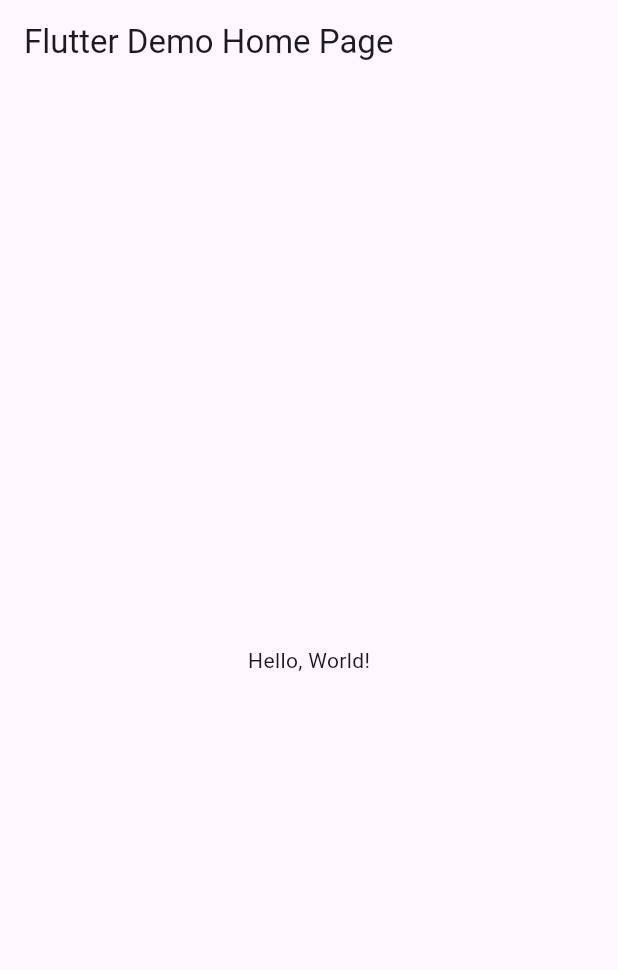
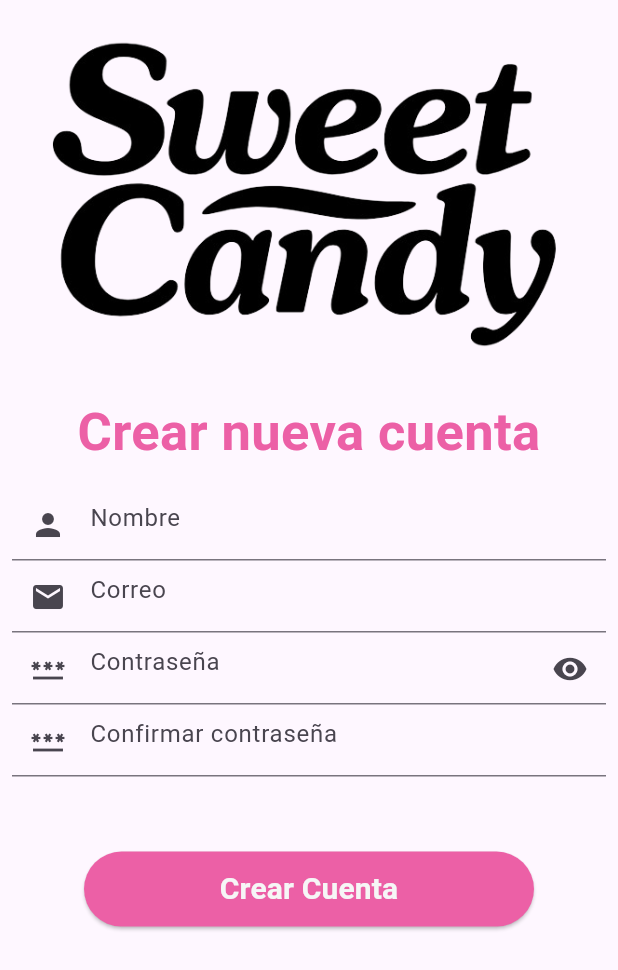
Before and after one commit to VegaTapiaGemaKarina/Act6-Dis0400, a Flutter app: the screen it shows after launch, on a phone screen of 412 x 824 dp. Shown: the top 970 px of the screen. Run offline on Flutter 3.47's test engine with Material 3 defaults, Android fonts, the phone set to English and light mode, and no system bars.

```diff
--- a/analysis_options.yaml
+++ b/analysis_options.yaml
@@ -23,6 +23,6 @@ linter:
   rules:
     # avoid_print: false  # Uncomment to disable the `avoid_print` rule
     # prefer_single_quotes: true  # Uncomment to enable the `prefer_single_quotes` rule
-
+    prefer_const_constructors: false
 # Additional information about this file can be found at
 # https://dart.dev/guides/language/analysis-options
--- a/lib/main.dart
+++ b/lib/main.dart
@@ -1,43 +1,18 @@
 import 'package:flutter/material.dart';
+import 'package:vega0400/pantalla0400/pantalla-registro0400.dart';
 
-void main() => runApp(MyApp());
+void main(List<String> args) {
+  runApp(MyApp0400());
+}
 
-class MyApp extends StatelessWidget {
-  const MyApp({super.key});
-  // This widget is the root of your application.
+class MyApp0400 extends StatelessWidget {
+  const MyApp0400({Key? key}) : super(key: key);
+
   @override
   Widget build(BuildContext context) {
     return MaterialApp(
-      // Application name
-      title: 'Flutter Hello World',
-      // Application theme data, you can set the colors for the application as
-      // you want
-      theme: ThemeData(
-        // useMaterial3: false,
-        primarySwatch: Colors.blue,
-      ),
-      // A widget which will be started on application startup
-      home: MyHomePage(title: 'Flutter Demo Home Page'),
+      debugShowCheckedModeBanner: false,
+      home: PantallaRegistro(),
     );
   }
 }
-
-class MyHomePage extends StatelessWidget {
-  final String title;
-  const MyHomePage({super.key, required this.title});
-
-  @override
-  Widget build(BuildContext context) {
-    return Scaffold(
-      appBar: AppBar(
-        // The title text which will be shown on the action bar
-        title: Text(title),
-      ),
-      body: Center(
-        child: Text(
-          'Hello, World!',
-        ),
-      ),
-    );
-  }
-}
--- /dev/null
+++ b/lib/pantalla0400/pantalla-registro0400.dart
@@ -0,0 +1,165 @@
+import 'package:flutter/material.dart';
+
+class PantallaRegistro extends StatefulWidget {
+  const PantallaRegistro({Key? key}) : super(key: key);
+
+  @override
+  State<PantallaRegistro> createState() => _PantallaRegistroState();
+}
+
+class _PantallaRegistroState extends State<PantallaRegistro> {
+  final GlobalKey<FormState> _formKey = GlobalKey();
+  final TextEditingController _nameController = TextEditingController();
+  final TextEditingController _correoController = TextEditingController();
+  final TextEditingController _contasenaController = TextEditingController();
+  final TextEditingController _confirmarcntrasenaController =
+      TextEditingController();
+  bool isVisibleObsecure = false;
+
+  void _submittedForm() {
+    if (_formKey.currentState!.validate()) {
+      ScaffoldMessenger.of(context).showSnackBar(SnackBar(
+        content: Text("Cuenta creada"),
+      ));
+    }
+  }
+
+  String? validateNombre(String? value) {
+    if (value!.isEmpty) {
+      return "Ingresa Nombre";
+    } else if (RegExp(r"^[a-z A-Z]+$").hasMatch(value)) {
+      return "Por favor ingresa un nombre valido con numero y caracteres especiales";
+    }
+    return null;
+  }
+
+  String? validateCorreo(String? value) {
+    if (value!.isEmpty) {
+      return "Ingresa tu Correo";
+    } else if (!RegExp(r"^[a-zA-Z0-9._%+-]+@[a-zA-Z0-9.-]+\.[a-zA-Z]{2,}$")
+        .hasMatch(value)) {
+      return "Por favor ingresa un correo valido ";
+    }
+    return null;
+  }
+
+  String? validateContrasena(String? value, String? text) {
+    if (value!.isEmpty) {
+      return "Ingresa tu Contraseña";
+    } else if (value.length < 6) {
+      return "Porfavor ingresa una contraseña con al menos 6 caracteres";
+    } else if (!RegExp(r"^[a-z A-Z0-9]").hasMatch(value)) {
+      return "La contraseña debe contener olo letras y numeros";
+    }
+    return null;
+  }
+
+  String? validateConfirmarContrasena(String? value, String? text) {
+    if (value!.isEmpty) {
+      return "Confirma tu contraseña";
+    } else if (value != text) {
+      return " La contraseña no coincide";
+    }
+    return validateContrasena(value, text);
+  }
+
+  @override
+  Widget build(BuildContext context) {
+    return Scaffold(
+      body: SafeArea(
+        child: Padding(
+          padding: const EdgeInsets.all(8.0),
+          child: SingleChildScrollView(
+            child: Column(
+              children: [
+                Image(image: AssetImage("assets/sweetcandy.png")),
+                SizedBox(
+                  height: 20,
+                ),
+                Form(
+                    key: _formKey,
+                    child: Column(
+                      mainAxisAlignment: MainAxisAlignment.center,
+                      children: [
+                        Text(
+                          "Crear nueva cuenta",
+                          textAlign: TextAlign.center,
+                          style: TextStyle(
+                              fontSize: 35,
+                              fontWeight: FontWeight.bold,
+                              color: Color(0xffec60a6),
+                              height: 1),
+                        ),
+                        SizedBox(
+                          height: 20,
+                        ),
+                        TextFormField(
+                          validator: (value) => validateNombre(value),
+                          controller: _nameController,
+                          decoration: InputDecoration(
+                              prefixIcon: Icon(Icons.person),
+                              hintText: "Nombre"),
+                        ),
+                        TextFormField(
+                          validator: (value) => validateCorreo(value),
+                          controller: _correoController,
+                          decoration: InputDecoration(
+                              prefixIcon: Icon(Icons.email),
+                              hintText: "Correo"),
+                        ),
+                        TextFormField(
+                          validator: (value) => validateContrasena(
+                              value, _confirmarcntrasenaController.text),
+                          controller: _contasenaController,
+                          autocorrect: false,
+                          enableSuggestions: false,
+                          obscureText: isVisibleObsecure,
+                          decoration: InputDecoration(
+                              suffixIcon: IconButton(
+                                  onPressed: () {
+                                    setState(() {
+                                      isVisibleObsecure = !isVisibleObsecure;
+                                    });
+                                  },
+                                  icon: isVisibleObsecure
+                                      ? Icon(Icons.visibility_off)
+                                      : Icon(Icons.visibility)),
+                              prefixIcon: Icon(Icons.password),
+                              hintText: "Contraseña"),
+                        ),
+                        TextFormField(
+                          autocorrect: false,
+                          enableSuggestions: false,
+                          obscureText: isVisibleObsecure,
+                          validator: (value) => validateConfirmarContrasena(
+                              value, _contasenaController.text),
+                          decoration: InputDecoration(
+                              prefixIcon: Icon(Icons.password),
+                              hintText: "Confirmar contraseña"),
+                        ),
+                        SizedBox(
+                          height: 50,
+                        ),
+                        ElevatedButton(
+                          style: ElevatedButton.styleFrom(
+                              backgroundColor: Color(0xffec60a6),
+                              minimumSize: Size(300, 50)),
+                          onPressed: () {
+                            _submittedForm();
+                          },
+                          child: Text("Crear Cuenta",
+                              style: TextStyle(
+                                  fontSize: 20,
+                                  fontWeight: FontWeight.bold,
+                                  color: Color(0xfff6f6f6))),
+                        )
+                      ],
+                    )),
+              ],
+            ),
+          ),
+        ),
+      ),
+    );
+  }
+}
--- a/pubspec.yaml
+++ b/pubspec.yaml
@@ -17,7 +17,8 @@ dev_dependencies:
 
 flutter:
   uses-material-design: true
-  # assets:
+  assets:
+    - assets/
   #  - images/a_dot_burr.jpeg
   #  - images/a_dot_ham.jpeg
   # fonts:
```
Also changed, not shown: assets/sweetcandy.png (added).
